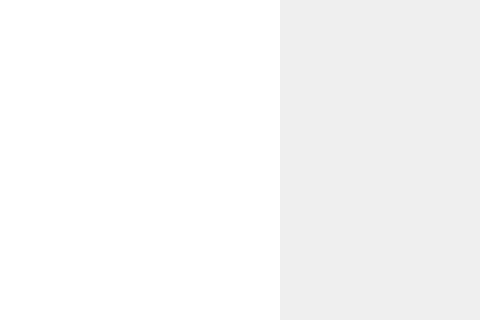
Before: the Qt Designer form gameplaywindow.ui in Rikain/Checkers, drawn with Qt 5; both pictures show x 325 to 805 and y 142 to 462 of the 805 by 605 pixel window.
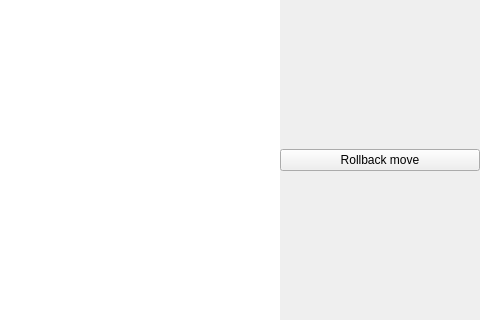
After: the same form once the commit is applied.

Commit message: Working rollback of moves(with a button). Setup to make an AI. Fixed a memory leak.

```diff
--- a/gameplaywindow.ui
+++ b/gameplaywindow.ui
@@ -22,7 +22,15 @@
      <height>605</height>
     </rect>
    </property>
-   <layout class="QHBoxLayout" name="horizontalLayout_2"/>
+   <layout class="QHBoxLayout" name="horizontalLayout_2">
+    <item>
+     <widget class="QPushButton" name="button_rollback">
+      <property name="text">
+       <string>Rollback move</string>
+      </property>
+     </widget>
+    </item>
+   </layout>
   </widget>
   <widget class="QGraphicsView" name="graphicsView">
    <property name="geometry">
```
The commit also changes 11 other files.
